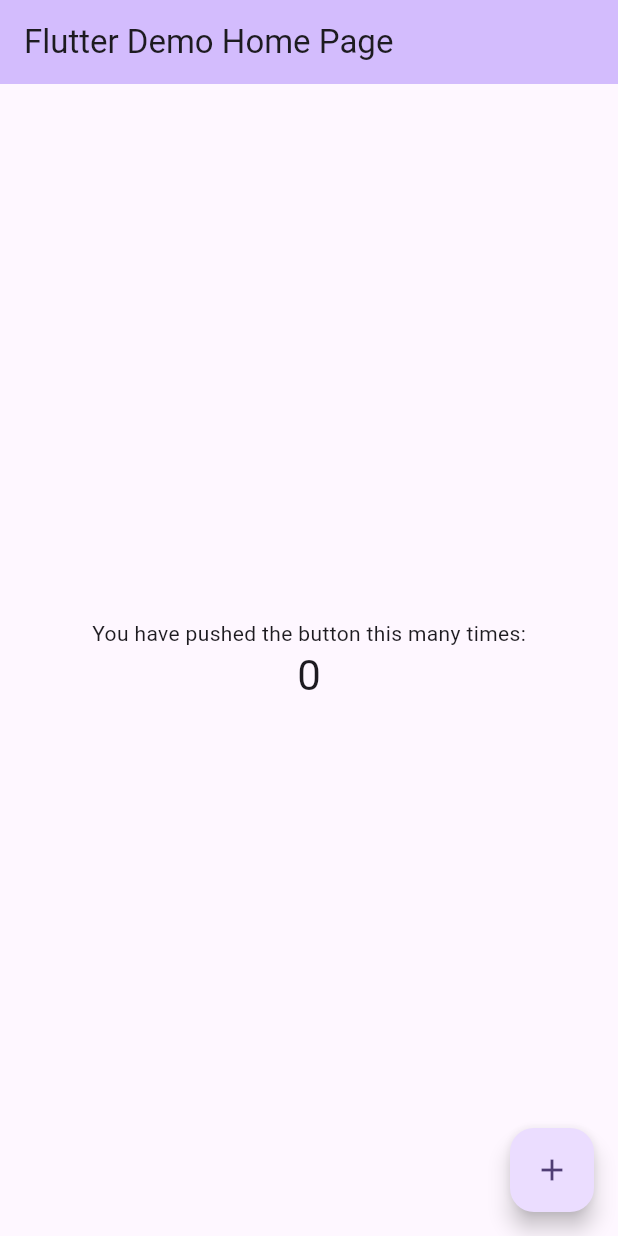
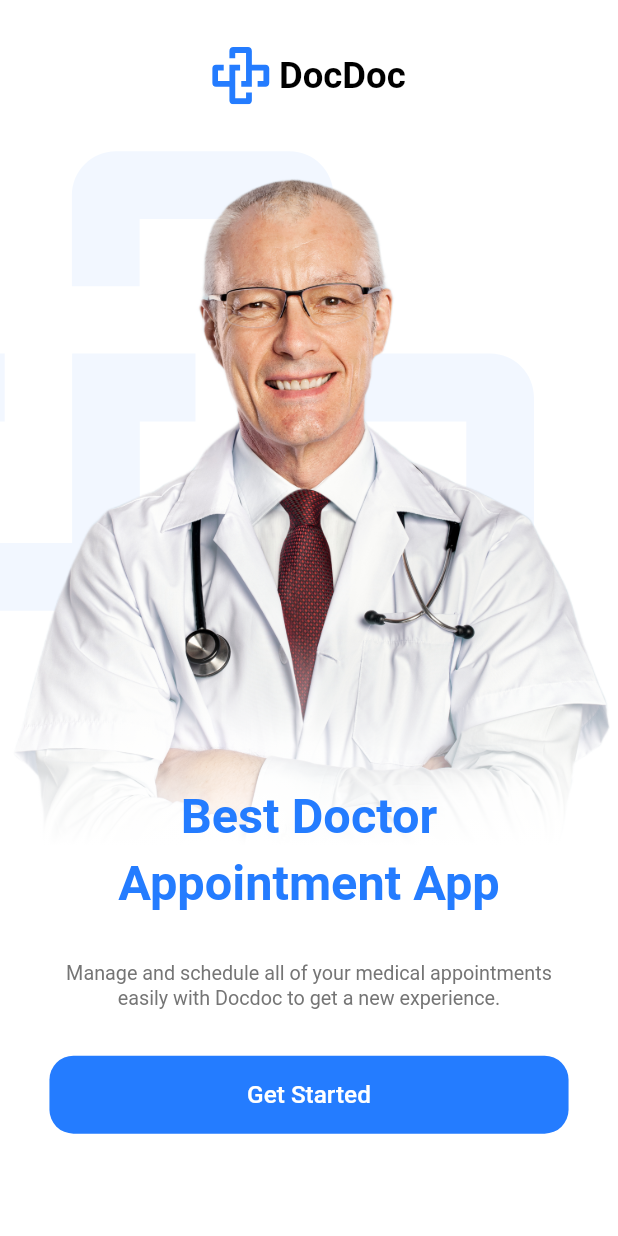
Before and after one commit to omarahmedx14/flutter_advanced_course, a Flutter app: the screen it shows after launch, on a phone screen of 412 x 824 dp. Run offline on Flutter 3.47's test engine with Material 2 defaults, Android fonts, the phone set to English and light mode, and no system bars; our stand-ins replace flutter_screenutil, flutter_svg.

Commit message:
- added project core folders structures. - added onboarding screen. - added navigation extension. - added empty login screen. - added router.

```diff
--- /dev/null
+++ b/lib/core/helpers/extensions.dart
@@ -0,0 +1,20 @@
+import 'package:flutter/material.dart';
+
+extension Navigation on BuildContext {
+  Future<dynamic> pushNamed(String routeName, {Object? arguments}) {
+    return Navigator.of(this).pushNamed(routeName, arguments: arguments);
+  }
+
+  Future<dynamic> pushReplacementNamed(String routeName, {Object? arguments}) {
+    return Navigator.of(this)
+        .pushReplacementNamed(routeName, arguments: arguments);
+  }
+
+  Future<dynamic> pushNamedAndRemoveUntil(String routeName,
+      {Object? arguments, required RoutePredicate predicate}) {
+    return Navigator.of(this)
+        .pushNamedAndRemoveUntil(routeName, predicate, arguments: arguments);
+  }
+
+  void pop() => Navigator.of(this).pop();
+}
--- /dev/null
+++ b/lib/core/routing/app_router.dart
@@ -0,0 +1,32 @@
+import 'package:flutter/material.dart';
+import '../../features/login/ui/login_screen.dart';
+import '../../features/onboarding/onboarding_screen.dart';
+import 'routes.dart';
+
+class AppRouter {
+  Route generateRoute(RouteSettings settings) {
+    //this arguments to be passed in any screen like this ( arguments as ClassName )
+    final arguments = settings.arguments;
+
+    switch (settings.name) {
+      case Routes.onBoardingScreen:
+        return MaterialPageRoute(
+          builder: (_) => const OnboardingScreen(),
+        );
+      case Routes.loginScreen:
+        return MaterialPageRoute(
+          builder: (_) => const LoginScreen(),
+        );
+      default:
+        return MaterialPageRoute(
+          builder: (context) => Scaffold(
+            body: SafeArea(
+              child: Center(
+                child: Text('No route defined for ${settings.name}'),
+              ),
+            ),
+          ),
+        );
+    }
+  }
+}
--- /dev/null
+++ b/lib/core/routing/routes.dart
@@ -0,0 +1,4 @@
+class Routes {
+  static const String onBoardingScreen = '/onBoardingScreen';
+  static const String loginScreen = '/loginScreen';
+}
--- /dev/null
+++ b/lib/core/theming/colors.dart
@@ -0,0 +1,6 @@
+import 'package:flutter/material.dart';
+
+class ColorsManager {
+  static const Color mainBlue = Color(0xFF247CFF);
+  static const Color gray = Color(0xFF757575);
+}
--- /dev/null
+++ b/lib/core/theming/styles.dart
@@ -0,0 +1,29 @@
+import 'package:flutter/material.dart';
+import 'package:flutter_complete_project/core/theming/colors.dart';
+import 'package:flutter_screenutil/flutter_screenutil.dart';
+
+class TextStyles {
+  static TextStyle font24Black700Weight = TextStyle(
+    fontSize: 24.sp,
+    fontWeight: FontWeight.w700,
+    color: Colors.black,
+  );
+
+  static TextStyle font32BlueBold = TextStyle(
+    fontSize: 32.sp,
+    fontWeight: FontWeight.bold,
+    color: ColorsManager.mainBlue,
+  );
+
+  static TextStyle font13GrayRegular = TextStyle(
+    fontSize: 13.sp,
+    fontWeight: FontWeight.normal,
+    color: ColorsManager.gray,
+  );
+
+  static TextStyle font16WhiteSemiBold = TextStyle(
+    fontSize: 16.sp,
+    fontWeight: FontWeight.w500,
+    color: Colors.white,
+  );
+}
--- /dev/null
+++ b/lib/doc_app.dart
@@ -0,0 +1,31 @@
+import 'package:flutter/material.dart';
+import 'package:flutter_screenutil/flutter_screenutil.dart';
+
+import 'core/routing/app_router.dart';
+import 'core/routing/routes.dart';
+import 'core/theming/colors.dart';
+
+class DocApp extends StatelessWidget {
+  final AppRouter appRouter;
+  const DocApp({
+    super.key,
+    required this.appRouter,
+  });
+
+  @override
+  Widget build(BuildContext context) {
+    return ScreenUtilInit(
+      designSize: const Size(375, 812),
+      minTextAdapt: true,
+      child: MaterialApp(
+        theme: ThemeData(
+          primaryColor: ColorsManager.mainBlue,
+          scaffoldBackgroundColor: Colors.white,
+        ),
+        debugShowCheckedModeBanner: false,
+        initialRoute: Routes.onBoardingScreen,
+        onGenerateRoute: appRouter.generateRoute,
+      ),
+    );
+  }
+}
--- /dev/null
+++ b/lib/features/login/ui/login_screen.dart
@@ -0,0 +1,17 @@
+import 'package:flutter/material.dart';
+
+class LoginScreen extends StatelessWidget {
+  const LoginScreen({super.key});
+
+  @override
+  Widget build(BuildContext context) {
+    return Scaffold(
+      appBar: AppBar(
+        title: const Text('Login Screen'),
+      ),
+      body: const Center(
+        child: Text('Login Screen'),
+      ),
+    );
+  }
+}
--- /dev/null
+++ b/lib/features/onboarding/onboarding_screen.dart
@@ -0,0 +1,50 @@
+import 'package:flutter/material.dart';
+import 'package:flutter_screenutil/flutter_screenutil.dart';
+
+import '../../core/theming/styles.dart';
+import 'widgets/doc_logo_and_name.dart';
+import 'widgets/doctor_image_and_text.dart';
+import 'widgets/get_started_button.dart';
+
+class OnboardingScreen extends StatelessWidget {
+  const OnboardingScreen({super.key});
+
+  @override
+  Widget build(BuildContext context) {
+    return Scaffold(
+      body: SafeArea(
+        child: SingleChildScrollView(
+          child: Padding(
+            padding: EdgeInsets.only(
+              top: 30.h,
+              bottom: 20.h,
+            ),
+            child: Column(
+              children: [
+                const DocLogoAndName(),
+                SizedBox(height: 30.h),
+                const DoctorImageAndText(),
+                Padding(
+                  padding: EdgeInsets.symmetric(horizontal: 30.w),
+                  child: Column(
+                    children: [
+                      Text(
+                        'Manage and schedule all of your medical appointments easily with Docdoc to get a new experience.',
+                        style: TextStyles.font13GrayRegular.copyWith(
+                          height: 1.3,
+                        ),
+                        textAlign: TextAlign.center,
+                      ),
+                      SizedBox(height: 30.h),
+                      const GetStartedButton(),
+                    ],
+                  ),
+                )
+              ],
+            ),
+          ),
+        ),
+      ),
+    );
+  }
+}
--- /dev/null
+++ b/lib/features/onboarding/widgets/doc_logo_and_name.dart
@@ -0,0 +1,26 @@
+import 'package:flutter/material.dart';
+import 'package:flutter_screenutil/flutter_screenutil.dart';
+import 'package:flutter_svg/flutter_svg.dart';
+
+import '../../../core/theming/styles.dart';
+
+class DocLogoAndName extends StatelessWidget {
+  const DocLogoAndName({super.key});
+
+  @override
+  Widget build(BuildContext context) {
+    return Row(
+      mainAxisAlignment: MainAxisAlignment.center,
+      children: [
+        SvgPicture.asset(
+          'assets/svgs/docdoc_logo.svg',
+        ),
+        SizedBox(width: 5.w),
+        Text(
+          'DocDoc',
+          style: TextStyles.font24Black700Weight,
+        )
+      ],
+    );
+  }
+}
--- /dev/null
+++ b/lib/features/onboarding/widgets/doctor_image_and_text.dart
@@ -0,0 +1,48 @@
+import 'package:flutter/material.dart';
+import 'package:flutter_svg/flutter_svg.dart';
+
+import '../../../core/theming/styles.dart';
+
+class DoctorImageAndText extends StatelessWidget {
+  const DoctorImageAndText({super.key});
+
+  @override
+  Widget build(BuildContext context) {
+    return Stack(
+      children: [
+        SvgPicture.asset(
+          'assets/svgs/docdoc_logo_low_opacity.svg',
+        ),
+        Container(
+          foregroundDecoration: BoxDecoration(
+            gradient: LinearGradient(
+              colors: [
+                Colors.white,
+                Colors.white.withOpacity(0.0),
+              ],
+              begin: Alignment.bottomCenter,
+              end: Alignment.topCenter,
+              stops: const [0.14, 0.4],
+            ),
+          ),
+          child: Image.asset(
+            'assets/images/onboarding_doctor.png',
+          ),
+        ),
+        Positioned(
+          bottom: 30,
+          left: 0,
+          right: 0,
+          child: Text(
+            'Best Doctor\nAppointment App',
+            textAlign: TextAlign.center,
+            style: TextStyles.font32BlueBold.copyWith(
+              height: 1.4,
+            ),
+            overflow: TextOverflow.ellipsis,
+          ),
+        ),
+      ],
+    );
+  }
+}
--- /dev/null
+++ b/lib/features/onboarding/widgets/get_started_button.dart
@@ -0,0 +1,36 @@
+import 'package:flutter/material.dart';
+import 'package:flutter_complete_project/core/helpers/extensions.dart';
+
+import '../../../core/routing/routes.dart';
+import '../../../core/theming/colors.dart';
+import '../../../core/theming/styles.dart';
+
+class GetStartedButton extends StatelessWidget {
+  const GetStartedButton({super.key});
+
+  @override
+  Widget build(BuildContext context) {
+    return TextButton(
+      onPressed: () {
+        context.pushNamed(Routes.loginScreen);
+      },
+      style: ButtonStyle(
+        tapTargetSize: MaterialTapTargetSize.shrinkWrap,
+        backgroundColor:
+            MaterialStateProperty.all<Color>(ColorsManager.mainBlue),
+        minimumSize: MaterialStateProperty.all<Size>(
+          const Size(double.infinity, 52),
+        ),
+        shape: MaterialStateProperty.all<RoundedRectangleBorder>(
+          RoundedRectangleBorder(
+            borderRadius: BorderRadius.circular(16.0),
+          ),
+        ),
+      ),
+      child: Text(
+        'Get Started',
+        style: TextStyles.font16WhiteSemiBold,
+      ),
+    );
+  }
+}
--- a/lib/main.dart
+++ b/lib/main.dart
@@ -1,126 +1,10 @@
 import 'package:flutter/material.dart';
 
+import 'core/routing/app_router.dart';
+import 'doc_app.dart';
+
 void main() {
-  runApp(const MyApp());
+  runApp(DocApp(
+    appRouter: AppRouter(),
+  ));
 }
-
-class MyApp extends StatelessWidget {
-  const MyApp({super.key});
-
-  // This widget is the root of your application.
-  @override
-  Widget build(BuildContext context) {
-    return MaterialApp(
-      debugShowCheckedModeBanner: false,
-      title: 'Flutter Advanced Course',
-      theme: ThemeData(
-        // This is the theme of your application.
-        //
-        // TRY THIS: Try running your application with "flutter run". You'll see
-        // the application has a blue toolbar. Then, without quitting the app,
-        // try changing the seedColor in the colorScheme below to Colors.green
-        // and then invoke "hot reload" (save your changes or press the "hot
-        // reload" button in a Flutter-supported IDE, or press "r" if you used
-        // the command line to start the app).
-        //
-        // Notice that the counter didn't reset back to zero; the application
-        // state is not lost during the reload. To reset the state, use hot
-        // restart instead.
-        //
-        // This works for code too, not just values: Most code changes can be
-        // tested with just a hot reload.
-        colorScheme: ColorScheme.fromSeed(seedColor: Colors.deepPurple),
-        useMaterial3: true,
-      ),
-      home: const MyHomePage(title: 'Flutter Demo Home Page'),
-    );
-  }
-}
-
-class MyHomePage extends StatefulWidget {
-  const MyHomePage({super.key, required this.title});
-
-  // This widget is the home page of your application. It is stateful, meaning
-  // that it has a State object (defined below) that contains fields that affect
-  // how it looks.
-
-  // This class is the configuration for the state. It holds the values (in this
-  // case the title) provided by the parent (in this case the App widget) and
-  // used by the build method of the State. Fields in a Widget subclass are
-  // always marked "final".
-
-  final String title;
-
-  @override
-  State<MyHomePage> createState() => _MyHomePageState();
-}
-
-class _MyHomePageState extends State<MyHomePage> {
-  int _counter = 0;
-
-  void _incrementCounter() {
-    setState(() {
-      // This call to setState tells the Flutter framework that something has
-      // changed in this State, which causes it to rerun the build method below
-      // so that the display can reflect the updated values. If we changed
-      // _counter without calling setState(), then the build method would not be
-      // called again, and so nothing would appear to happen.
-      _counter++;
-    });
-  }
-
-  @override
-  Widget build(BuildContext context) {
-    // This method is rerun every time setState is called, for instance as done
-    // by the _incrementCounter method above.
-    //
-    // The Flutter framework has been optimized to make rerunning build methods
-    // fast, so that you can just rebuild anything that needs updating rather
-    // than having to individually change instances of widgets.
-    return Scaffold(
-      appBar: AppBar(
-        // TRY THIS: Try changing the color here to a specific color (to
-        // Colors.amber, perhaps?) and trigger a hot reload to see the AppBar
-        // change color while the other colors stay the same.
-        backgroundColor: Theme.of(context).colorScheme.inversePrimary,
-        // Here we take the value from the MyHomePage object that was created by
-        // the App.build method, and use it to set our appbar title.
-        title: Text(widget.title),
-      ),
-      body: Center(
-        // Center is a layout widget. It takes a single child and positions it
-        // in the middle of the parent.
-        child: Column(
-          // Column is also a layout widget. It takes a list of children and
-          // arranges them vertically. By default, it sizes itself to fit its
-          // children horizontally, and tries to be as tall as its parent.
-          //
-          // Column has various properties to control how it sizes itself and
-          // how it positions its children. Here we use mainAxisAlignment to
-          // center the children vertically; the main axis here is the vertical
-          // axis because Columns are vertical (the cross axis would be
-          // horizontal).
-          //
-          // TRY THIS: Invoke "debug painting" (choose the "Toggle Debug Paint"
-          // action in the IDE, or press "p" in the console), to see the
-          // wireframe for each widget.
-          mainAxisAlignment: MainAxisAlignment.center,
-          children: <Widget>[
-            const Text(
-              'You have pushed the button this many times:',
-            ),
-            Text(
-              '$_counter',
-              style: Theme.of(context).textTheme.headlineMedium,
-            ),
-          ],
-        ),
-      ),
-      floatingActionButton: FloatingActionButton(
-        onPressed: _incrementCounter,
-        tooltip: 'Increment',
-        child: const Icon(Icons.add),
-      ), // This trailing comma makes auto-formatting nicer for build methods.
-    );
-  }
-}
```
Also changed, not shown: pubspec.yaml (+7 -3 lines), assets/images/onboarding_doctor.png (added), assets/svgs/docdoc_logo.svg (added), assets/svgs/docdoc_logo_low_opacity.svg (added), pubspec.lock, 1 other file.
